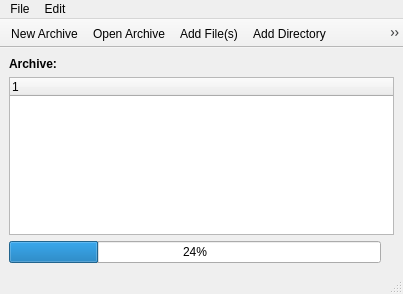
lumina-desktop/lumina, file src-qt5/desktop-utils/lumina-archiver/MainUI.ui: the form before one commit.
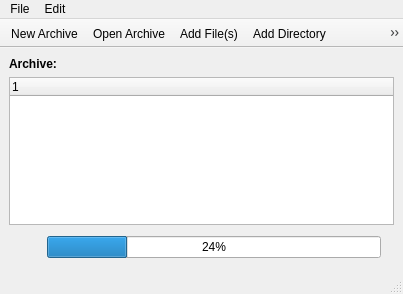
The form after the commit.

What changed in the file:
```diff
--- a/src-qt5/desktop-utils/lumina-archiver/MainUI.ui
+++ b/src-qt5/desktop-utils/lumina-archiver/MainUI.ui
@@ -56,6 +56,31 @@
     </item>
     <item>
      <layout class="QHBoxLayout" name="horizontalLayout_2">
+      <item>
+       <widget class="QLabel" name="label_progress_icon">
+        <property name="sizePolicy">
+         <sizepolicy hsizetype="Fixed" vsizetype="Fixed">
+          <horstretch>0</horstretch>
+          <verstretch>0</verstretch>
+         </sizepolicy>
+        </property>
+        <property name="minimumSize">
+         <size>
+          <width>32</width>
+          <height>32</height>
+         </size>
+        </property>
+        <property name="maximumSize">
+         <size>
+          <width>32</width>
+          <height>32</height>
+         </size>
+        </property>
+        <property name="text">
+         <string notr="true"/>
+        </property>
+       </widget>
+      </item>
       <item>
        <widget class="QProgressBar" name="progressBar">
         <property name="value">
@@ -68,6 +93,9 @@
         <property name="text">
          <string notr="true"/>
         </property>
+        <property name="alignment">
+         <set>Qt::AlignRight|Qt::AlignTrailing|Qt::AlignVCenter</set>
+        </property>
        </widget>
       </item>
      </layout>
```
Left out of the diff: 6 changed lines with no effect on the pictures.
